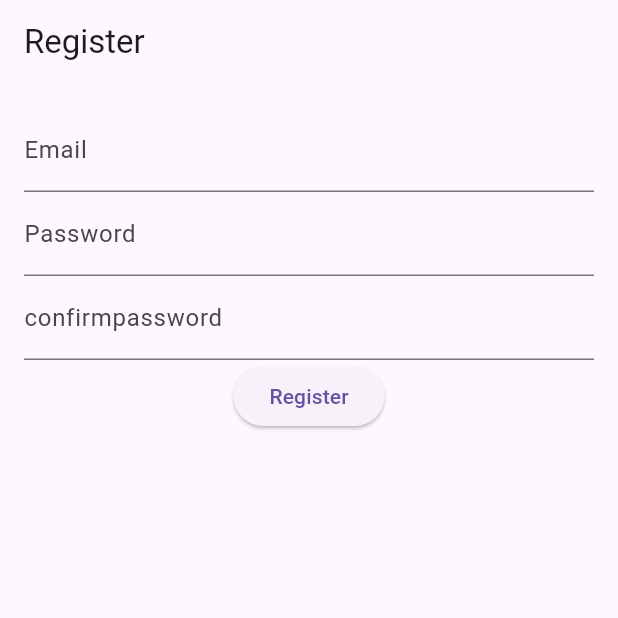
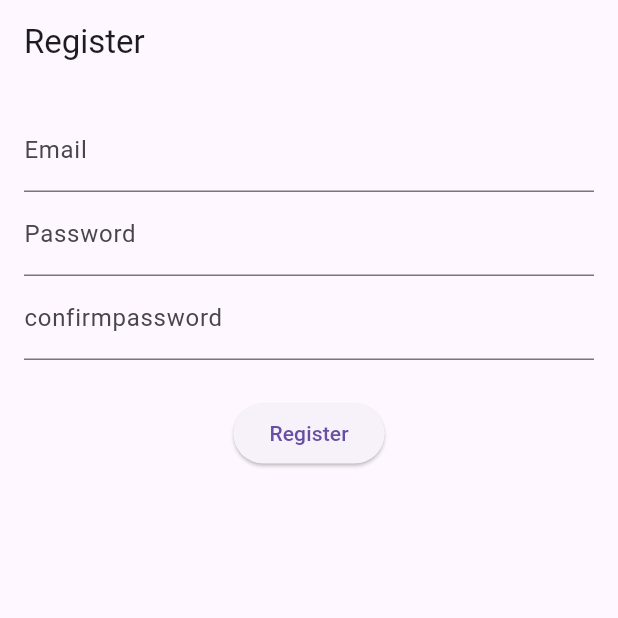
Before and after one commit to Odhi-ambo/Exam_processing_app, a Flutter app: the screen it shows after launch, on a phone screen of 412 x 824 dp, the top half of it. Run offline on Flutter 3.47's test engine with Material 3 defaults, Android fonts, the phone set to English and light mode, and no system bars.

Commit message:
Initial commit

```diff
--- a/lib/screens/registration_screen.dart
+++ b/lib/screens/registration_screen.dart
@@ -30,6 +30,9 @@ class RegistrationScreen extends StatelessWidget {
               controller: confirmPasswordController,
               decoration: InputDecoration(labelText: "confirmpassword"),
             ),
+            const SizedBox(
+              height: 25,
+            ),
             ElevatedButton(
                 onPressed: () {
                   Navigator.push(context,
```
